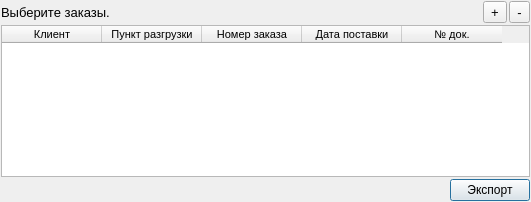
Meller008/CRM-Avi, file ui/shipment_order.ui: the form before one commit.
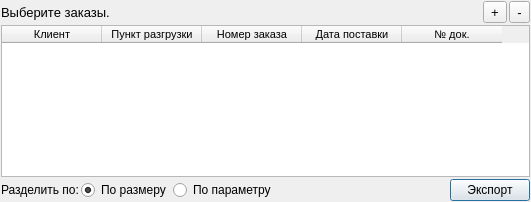
The form after the commit.

Commit message: Работа - Правка создания документа на отгрузку

The edit to the form file:
```diff
--- a/ui/shipment_order.ui
+++ b/ui/shipment_order.ui
@@ -34,6 +34,37 @@
      <property name="spacing">
       <number>2</number>
      </property>
+     <item>
+      <layout class="QHBoxLayout" name="horizontalLayout_3">
+       <property name="spacing">
+        <number>2</number>
+       </property>
+       <item>
+        <widget class="QLabel" name="label_2">
+         <property name="text">
+          <string>Разделить по:</string>
+         </property>
+        </widget>
+       </item>
+       <item>
+        <widget class="QRadioButton" name="rb_size">
+         <property name="text">
+          <string>По размеру</string>
+         </property>
+         <property name="checked">
+          <bool>true</bool>
+         </property>
+        </widget>
+       </item>
+       <item>
+        <widget class="QRadioButton" name="rb_parametr">
+         <property name="text">
+          <string>По параметру</string>
+         </property>
+        </widget>
+       </item>
+      </layout>
+     </item>
      <item>
       <spacer name="horizontalSpacer_2">
        <property name="orientation">
```
Left out of the diff: 2 changed lines with no effect on the pictures. The commit also changes 1 other file.
